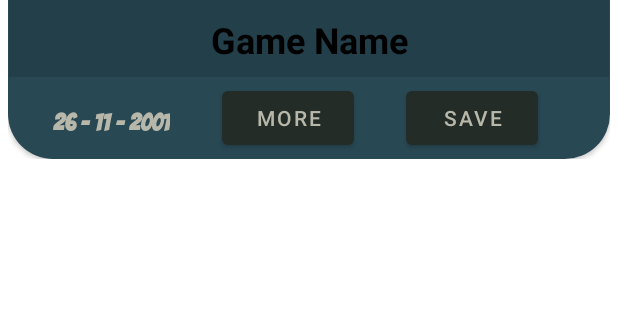
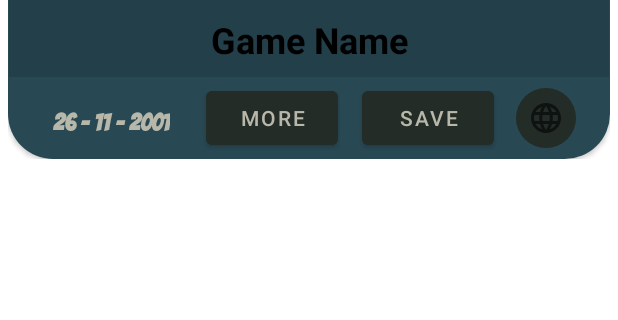
Before and after one commit to KrishnanDevika/DC-Games-Collections, an Android app: the layout search_game_item.xml on its own in the app's theme, with its tools: preview values and no code run, on a phone screen of 412 x 824 dp, the part 610-930 px from its top. Run offline under Robolectric (Android 15) with nearby library versions, the phone set to English and light mode, and no system bars; network calls fail.

Commit message:
#61 Implemented WebIntent on click of website button in search list

```diff
--- a/app/src/main/java/com/example/dcgamescollection/CollectionRecyclerView/CustomCollectionAdapter.java
+++ b/app/src/main/java/com/example/dcgamescollection/CollectionRecyclerView/CustomCollectionAdapter.java
@@ -53,6 +53,7 @@ public class CustomCollectionAdapter extends RecyclerView.Adapter<CustomCollecti
         Picasso.with(context).load(games.getGameIcon()).into(holder.gameImage);
         holder.save.setVisibility(View.INVISIBLE);
         holder.more.setVisibility(View.INVISIBLE);
+        holder.webImage.setVisibility(View.INVISIBLE);
 
     }
 
@@ -80,6 +81,7 @@ public class CustomCollectionAdapter extends RecyclerView.Adapter<CustomCollecti
         protected ImageView gameImage;
         protected Button save;
         protected Button more;
+        protected  ImageView webImage;
 
         public CustomViewHolder(@NonNull View itemView) {
             super(itemView);
@@ -89,6 +91,7 @@ public class CustomCollectionAdapter extends RecyclerView.Adapter<CustomCollecti
             this.more = itemView.findViewById(R.id.infoButton);
             this.save = itemView.findViewById(R.id.saveButton);
             this.gameImage = itemView.findViewById(R.id.imageView);
+            this.webImage = itemView.findViewById(R.id.webView);
             itemView.setOnLongClickListener(this);
         }
 
--- a/app/src/main/java/com/example/dcgamescollection/SearchRecyclerView/CustomSearchAdapterView.java
+++ b/app/src/main/java/com/example/dcgamescollection/SearchRecyclerView/CustomSearchAdapterView.java
@@ -2,6 +2,7 @@ package com.example.dcgamescollection.SearchRecyclerView;
 
 import android.content.Context;
 import android.content.Intent;
+import android.net.Uri;
 import android.os.Bundle;
 import android.provider.CalendarContract;
 import android.util.Log;
@@ -90,6 +91,17 @@ public class CustomSearchAdapterView extends RecyclerView.Adapter<CustomSearchAd
             });
         }
         Picasso.with(context).load(games.getGameIcon()).into(holder.gameImage);
+        holder.webImage.setOnClickListener(new View.OnClickListener() {
+            @Override
+            public void onClick(View view) {
+                String name = games.getName();
+                name  = name.replace(" ", "-");
+                String url = "https://rawg.io/games/"+name;
+                Uri webpage = Uri.parse(url);
+                Intent intent = new Intent(Intent.ACTION_VIEW, webpage);
+                context.startActivity(intent);
+            }
+        });
 
         holder.more.setOnClickListener(new View.OnClickListener() {
             @Override
@@ -119,6 +131,7 @@ public class CustomSearchAdapterView extends RecyclerView.Adapter<CustomSearchAd
         protected ImageView gameImage;
         protected Button save;
         protected Button more;
+        protected ImageView webImage;
 
         public GameViewHolder(@NonNull View itemView) {
             super(itemView);
@@ -128,6 +141,7 @@ public class CustomSearchAdapterView extends RecyclerView.Adapter<CustomSearchAd
             this.more = itemView.findViewById(R.id.infoButton);
             this.save = itemView.findViewById(R.id.saveButton);
             this.gameImage = itemView.findViewById(R.id.imageView);
+            this.webImage = itemView.findViewById(R.id.webView);
         }
     }
 }
--- /dev/null
+++ b/app/src/main/res/drawable-v24/custom_drawable.xml
@@ -0,0 +1,10 @@
+<?xml version="1.0" encoding="utf-8"?>
+<selector xmlns:android="http://schemas.android.com/apk/res/android">
+    <item>
+        <shape android:shape="oval">
+            <solid android:color="@color/Background1"/>
+            <size android:height="30dp"
+                android:width="30dp"/>
+        </shape>
+    </item>
+</selector>
--- /dev/null
+++ b/app/src/main/res/drawable/ic_baseline_language_24.xml
@@ -0,0 +1,10 @@
+<vector xmlns:android="http://schemas.android.com/apk/res/android"
+    android:width="24dp"
+    android:height="24dp"
+    android:viewportWidth="24"
+    android:viewportHeight="24"
+    android:tint="?attr/colorControlNormal">
+  <path
+      android:fillColor="@android:color/white"
+      android:pathData="M11.99,2C6.47,2 2,6.48 2,12s4.47,10 9.99,10C17.52,22 22,17.52 22,12S17.52,2 11.99,2zM18.92,8h-2.95c-0.32,-1.25 -0.78,-2.45 -1.38,-3.56 1.84,0.63 3.37,1.91 4.33,3.56zM12,4.04c0.83,1.2 1.48,2.53 1.91,3.96h-3.82c0.43,-1.43 1.08,-2.76 1.91,-3.96zM4.26,14C4.1,13.36 4,12.69 4,12s0.1,-1.36 0.26,-2h3.38c-0.08,0.66 -0.14,1.32 -0.14,2 0,0.68 0.06,1.34 0.14,2L4.26,14zM5.08,16h2.95c0.32,1.25 0.78,2.45 1.38,3.56 -1.84,-0.63 -3.37,-1.9 -4.33,-3.56zM8.03,8L5.08,8c0.96,-1.66 2.49,-2.93 4.33,-3.56C8.81,5.55 8.35,6.75 8.03,8zM12,19.96c-0.83,-1.2 -1.48,-2.53 -1.91,-3.96h3.82c-0.43,1.43 -1.08,2.76 -1.91,3.96zM14.34,14L9.66,14c-0.09,-0.66 -0.16,-1.32 -0.16,-2 0,-0.68 0.07,-1.35 0.16,-2h4.68c0.09,0.65 0.16,1.32 0.16,2 0,0.68 -0.07,1.34 -0.16,2zM14.59,19.56c0.6,-1.11 1.06,-2.31 1.38,-3.56h2.95c-0.96,1.65 -2.49,2.93 -4.33,3.56zM16.36,14c0.08,-0.66 0.14,-1.32 0.14,-2 0,-0.68 -0.06,-1.34 -0.14,-2h3.38c0.16,0.64 0.26,1.31 0.26,2s-0.1,1.36 -0.26,2h-3.38z"/>
+</vector>
--- a/app/src/main/res/layout/search_game_item.xml
+++ b/app/src/main/res/layout/search_game_item.xml
@@ -69,6 +69,7 @@
                 android:id="@+id/infoButton"
                 android:layout_width="wrap_content"
                 android:layout_height="wrap_content"
+                android:layout_marginStart="24dp"
                 android:layout_marginTop="3dp"
                 android:layout_marginBottom="3dp"
                 android:text="more"
@@ -81,22 +82,11 @@
                 android:id="@+id/saveButton"
                 android:layout_width="wrap_content"
                 android:layout_height="wrap_content"
-                android:layout_marginEnd="48dp"
+                android:layout_marginStart="16dp"
                 android:text="Save"
                 app:layout_constraintBottom_toBottomOf="@+id/infoButton"
-                app:layout_constraintEnd_toEndOf="parent"
+                app:layout_constraintStart_toEndOf="@+id/infoButton"
                 app:layout_constraintTop_toTopOf="@+id/infoButton" />
-
-            <!--   <androidx.viewpager2.widget.ViewPager2
-                android:id="@+id/imageViewPager"
-                android:layout_width="0dp"
-                android:layout_height="wrap_content"
-                android:layout_marginTop="5dp"
-                android:padding="3sp"
-                app:layout_constraintEnd_toEndOf="parent"
-                app:layout_constraintStart_toStartOf="parent"
-                app:layout_constraintTop_toTopOf="parent" />-->
-
 
             <TextView
                 android:id="@+id/dateLabel"
@@ -111,6 +101,20 @@
                 app:layout_constraintBottom_toBottomOf="@+id/infoButton"
                 app:layout_constraintStart_toStartOf="parent"
                 app:layout_constraintTop_toTopOf="@+id/infoButton" />
+
+            <ImageView
+                android:id="@+id/webView"
+                android:layout_width="wrap_content"
+                android:layout_height="wrap_content"
+                android:layout_marginStart="16dp"
+                android:layout_marginEnd="24dp"
+                android:background="@drawable/custom_drawable"
+                android:padding="8dp"
+                app:layout_constraintBottom_toBottomOf="@+id/saveButton"
+                app:layout_constraintEnd_toEndOf="parent"
+                app:layout_constraintStart_toEndOf="@+id/saveButton"
+                app:layout_constraintTop_toTopOf="@+id/saveButton"
+                app:srcCompat="@drawable/ic_baseline_language_24" />
         </androidx.constraintlayout.widget.ConstraintLayout>
 
 
```
